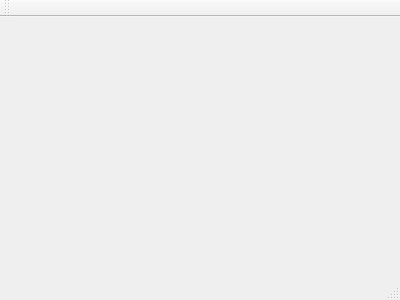
This is cp5-2/mainwindow.ui in PacktPublishing/Hands-On-Mobile-and-Embedded-Development-with-Qt-5 as Qt 5 draws it before an edit. The edited form follows.
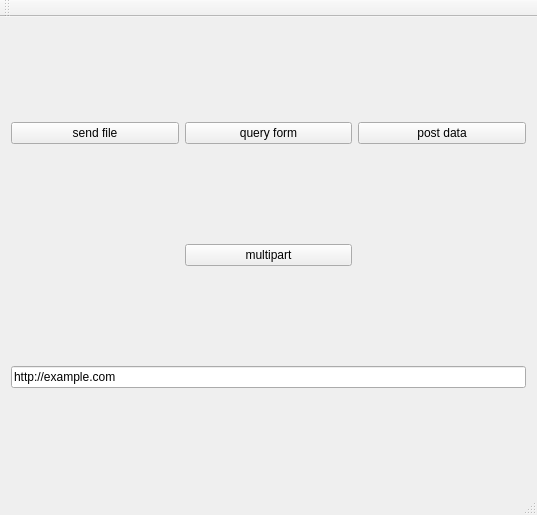
This is the edited form.

What changed in the file:
```diff
--- a/cp5-2/mainwindow.ui
+++ b/cp5-2/mainwindow.ui
@@ -1,24 +1,77 @@
 <ui version="4.0">
  <class>MainWindow</class>
- <widget class="QMainWindow" name="MainWindow" >
-  <property name="geometry" >
+ <widget class="QMainWindow" name="MainWindow">
+  <property name="geometry">
    <rect>
     <x>0</x>
     <y>0</y>
-    <width>400</width>
-    <height>300</height>
+    <width>537</width>
+    <height>515</height>
    </rect>
   </property>
   <property name="windowTitle" >
    <string>MainWindow</string>
   </property>
-  <widget class="QMenuBar" name="menuBar" />
-  <widget class="QToolBar" name="mainToolBar" />
-  <widget class="QWidget" name="centralWidget" />
-  <widget class="QStatusBar" name="statusBar" />
+  <widget class="QWidget" name="centralWidget">
+   <layout class="QGridLayout" name="gridLayout">
+    <item row="0" column="0">
+     <widget class="QPushButton" name="pushButton">
+      <property name="text">
+       <string>send file</string>
+      </property>
+     </widget>
+    </item>
+    <item row="0" column="1">
+     <widget class="QPushButton" name="pushButton_2">
+      <property name="text">
+       <string>query form</string>
+      </property>
+     </widget>
+    </item>
+    <item row="0" column="2">
+     <widget class="QPushButton" name="pushButton_3">
+      <property name="text">
+       <string>post data</string>
+      </property>
+     </widget>
+    </item>
+    <item row="1" column="1">
+     <widget class="QPushButton" name="pushButton_4">
+      <property name="text">
+       <string>multipart</string>
+      </property>
+     </widget>
+    </item>
+    <item row="2" column="0" colspan="3">
+     <widget class="QLineEdit" name="lineEdit">
+      <property name="text">
+       <string>http://example.com</string>
+      </property>
+     </widget>
+    </item>
+   </layout>
+  </widget>
+  <widget class="QMenuBar" name="menuBar">
+   <property name="geometry">
+    <rect>
+     <x>0</x>
+     <y>0</y>
+     <width>537</width>
+     <height>33</height>
+    </rect>
+   </property>
+  </widget>
+  <widget class="QToolBar" name="mainToolBar">
+   <attribute name="toolBarArea">
+    <enum>TopToolBarArea</enum>
+   </attribute>
+   <attribute name="toolBarBreak">
+    <bool>false</bool>
+   </attribute>
+  </widget>
+  <widget class="QStatusBar" name="statusBar"/>
  </widget>
- <layoutDefault spacing="6" margin="11" />
- <pixmapfunction></pixmapfunction>
+ <layoutdefault spacing="6" margin="11"/>
  <resources/>
  <connections/>
 </ui>
```
Left out of the diff: 3 changed lines with no effect on the pictures.
